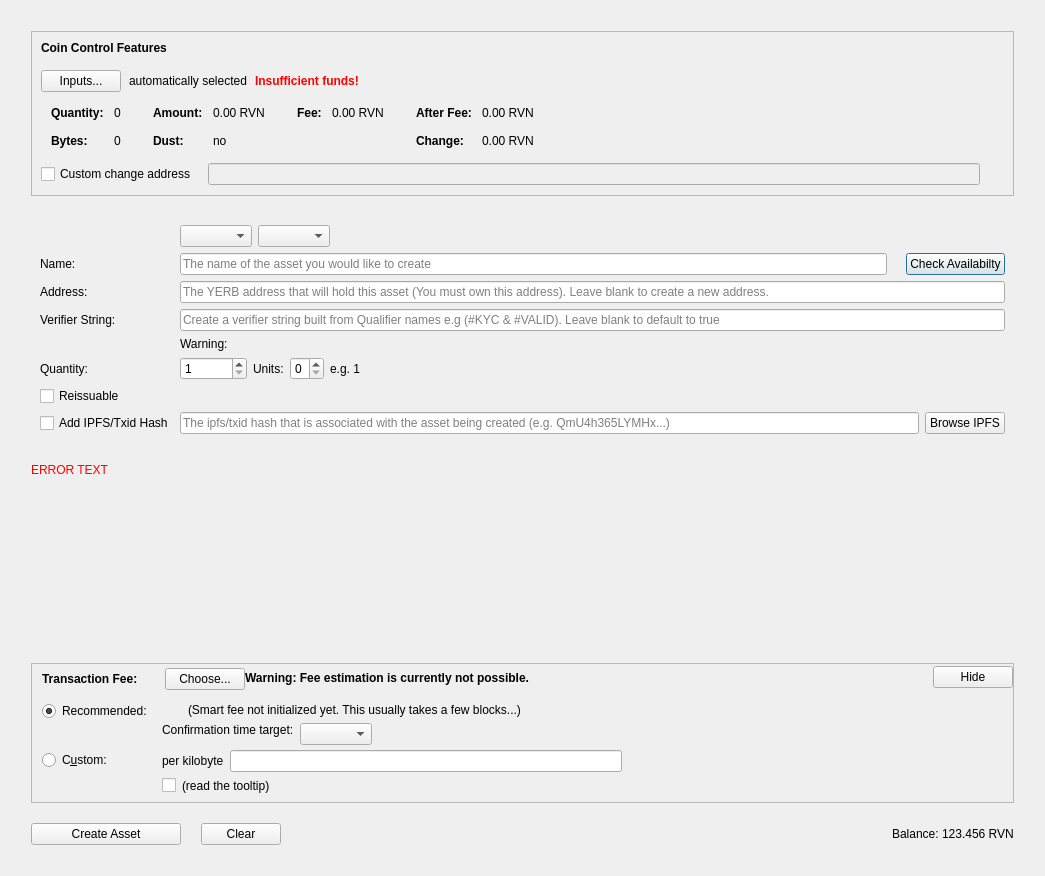
First picture: the form in src/qt/forms/createassetdialog.ui, repository The-Yerbas-Endeavor/yerbas, before the edit.
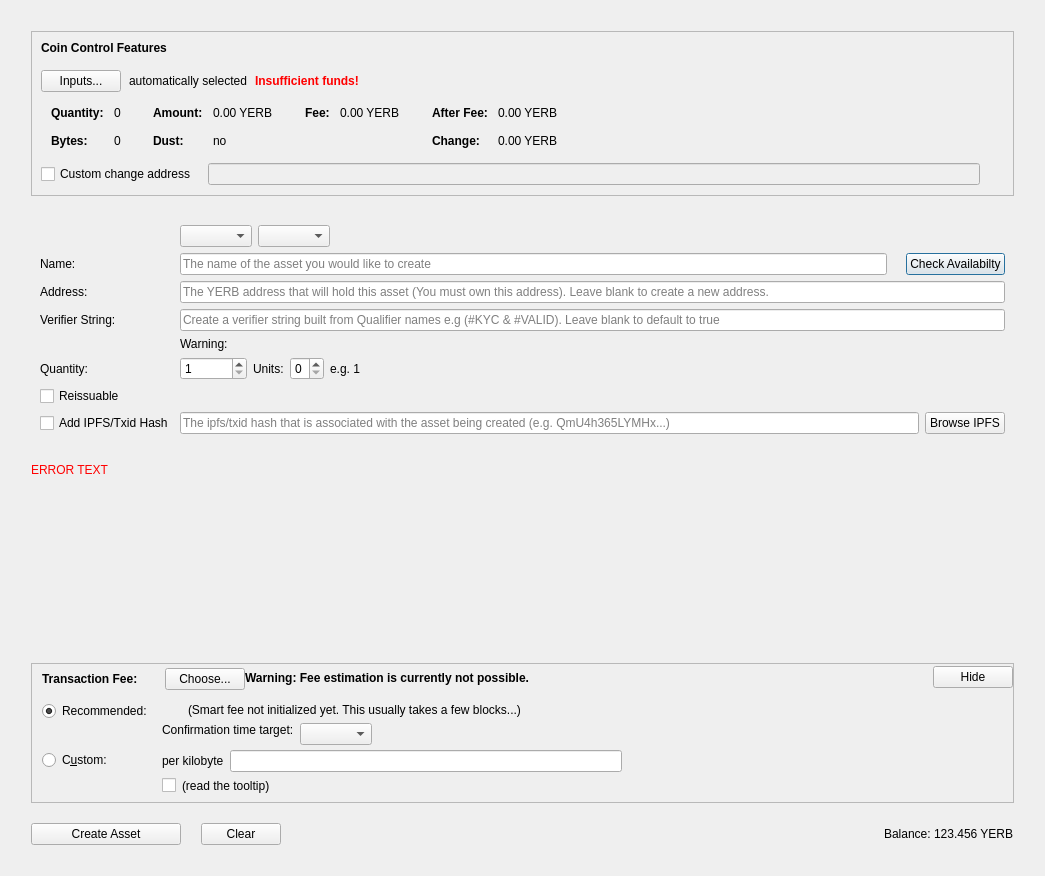
Second picture: the form after the edit. Custom widgets are drawn as their Qt base class.

Patch:
```diff
--- a/src/qt/forms/createassetdialog.ui
+++ b/src/qt/forms/createassetdialog.ui
@@ -338,7 +338,7 @@
                     <enum>Qt::ActionsContextMenu</enum>
                    </property>
                    <property name="text">
-                    <string notr="true">0.00 RVN</string>
+                    <string notr="true">0.00 YERB</string>
                    </property>
                    <property name="textInteractionFlags">
                     <set>Qt::LinksAccessibleByMouse|Qt::TextSelectableByKeyboard|Qt::TextSelectableByMouse</set>
@@ -418,7 +418,7 @@
                     <enum>Qt::ActionsContextMenu</enum>
                    </property>
                    <property name="text">
-                    <string notr="true">0.00 RVN</string>
+                    <string notr="true">0.00 YERB</string>
                    </property>
                    <property name="textInteractionFlags">
                     <set>Qt::LinksAccessibleByMouse|Qt::TextSelectableByKeyboard|Qt::TextSelectableByMouse</set>
@@ -469,7 +469,7 @@
                     <enum>Qt::ActionsContextMenu</enum>
                    </property>
                    <property name="text">
-                    <string notr="true">0.00 RVN</string>
+                    <string notr="true">0.00 YERB</string>
                    </property>
                    <property name="textInteractionFlags">
                     <set>Qt::LinksAccessibleByMouse|Qt::TextSelectableByKeyboard|Qt::TextSelectableByMouse</set>
@@ -498,7 +498,7 @@
                     <enum>Qt::ActionsContextMenu</enum>
                    </property>
                    <property name="text">
-                    <string notr="true">0.00 RVN</string>
+                    <string notr="true">0.00 YERB</string>
                    </property>
                    <property name="textInteractionFlags">
                     <set>Qt::LinksAccessibleByMouse|Qt::TextSelectableByKeyboard|Qt::TextSelectableByMouse</set>
@@ -1401,7 +1401,7 @@
             <enum>Qt::RightToLeft</enum>
            </property>
            <property name="text">
-            <string>123.456 RVN</string>
+            <string>123.456 YERB</string>
            </property>
           </widget>
          </item>
```
